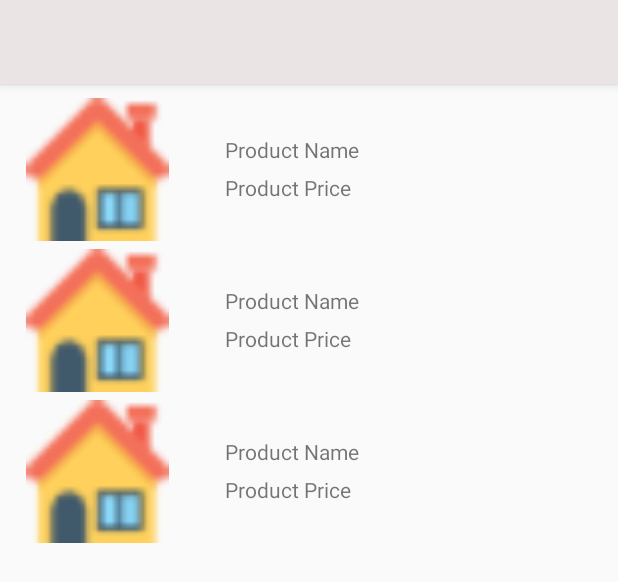
After one commit to aniketbote/food-grain-app, an Android app: the layout activity_itemlist.xml on its own in the app's theme, with its tools: preview values and no code run, on a phone screen of 412 x 824 dp. The commit adds this screen. Shown: the top 582 px of the screen. Run offline under Robolectric (Android 15) with nearby library versions, the phone set to English and light mode, and no system bars; Roboto replaces fonts that are not available here.

Commit message:
Recycler View Added

```diff
--- a/FF/app/src/main/java/com/example/farmfresh/IndexActivity.kt
+++ b/FF/app/src/main/java/com/example/farmfresh/IndexActivity.kt
@@ -54,9 +54,9 @@ class IndexActivity : AppCompatActivity(),NavigationView.OnNavigationItemSelecte
         Log.d("IndexActivity","Image Loaded On Nav Bar")
 
 
-        val allDataObj = intent.getSerializableExtra("dataObj") as InitData
+        val allDataObj = intent.getSerializableExtra("dataObj") as AllData
         featureImageList = allDataObj.featureList
-        val exoticVegetable = allDataObj.finalList[0].getValue("Name")
+        val exoticVegetable = allDataObj.itemList[0].name
         val count = allDataObj.totalHashMap.getValue("Exotic_Vegetables")
         Log.d("IndexActivity","${featureImageList[0]}")
         Log.d("IndexActivity","${exoticVegetable}")
--- a/FF/app/src/main/java/com/example/farmfresh/LoadingActivity.kt
+++ b/FF/app/src/main/java/com/example/farmfresh/LoadingActivity.kt
@@ -78,7 +78,7 @@ class LoadingActivity : AppCompatActivity() {
                                     }
 
                                     Log.d("LoadingActivity","Creating dataObj")
-                                    val dataObj = InitData(featureList, finalList, totalHashMap)
+                                    val dataObj = AllData(finalList, totalHashMap, featureList)
                                     val indexIntent = Intent(this@LoadingActivity, IndexActivity::class.java)
                                     indexIntent.putExtra("dataObj", dataObj)
                                     Log.d("LoadingActivity", "User Logged In : Starting IndexActivity")
@@ -93,6 +93,3 @@ class LoadingActivity : AppCompatActivity() {
         }
     }
 }
-
-
-class InitData(val featureList: List<String>, val finalList: List<HashMap<String,String>>, val totalHashMap: HashMap<String, String>) : Serializable
--- a/FF/app/src/main/res/layout/activity_exoticfruit.xml
+++ /dev/null
@@ -1,6 +0,0 @@
-<?xml version="1.0" encoding="utf-8"?>
-<androidx.constraintlayout.widget.ConstraintLayout
-    xmlns:android="http://schemas.android.com/apk/res/android" android:layout_width="match_parent"
-    android:layout_height="match_parent">
-
-</androidx.constraintlayout.widget.ConstraintLayout>
--- a/FF/app/src/main/res/layout/activity_exoticvegetable.xml
+++ /dev/null
@@ -1,6 +0,0 @@
-<?xml version="1.0" encoding="utf-8"?>
-<androidx.constraintlayout.widget.ConstraintLayout
-    xmlns:android="http://schemas.android.com/apk/res/android" android:layout_width="match_parent"
-    android:layout_height="match_parent">
-
-</androidx.constraintlayout.widget.ConstraintLayout>
--- a/FF/app/src/main/res/layout/activity_foodgrain.xml
+++ /dev/null
@@ -1,6 +0,0 @@
-<?xml version="1.0" encoding="utf-8"?>
-<androidx.constraintlayout.widget.ConstraintLayout
-    xmlns:android="http://schemas.android.com/apk/res/android" android:layout_width="match_parent"
-    android:layout_height="match_parent">
-
-</androidx.constraintlayout.widget.ConstraintLayout>
--- a/FF/app/src/main/res/layout/activity_fruit.xml
+++ /dev/null
@@ -1,6 +0,0 @@
-<?xml version="1.0" encoding="utf-8"?>
-<androidx.constraintlayout.widget.ConstraintLayout
-    xmlns:android="http://schemas.android.com/apk/res/android" android:layout_width="match_parent"
-    android:layout_height="match_parent">
-
-</androidx.constraintlayout.widget.ConstraintLayout>
--- /dev/null
+++ b/FF/app/src/main/res/layout/activity_item.xml
@@ -0,0 +1,42 @@
+<?xml version="1.0" encoding="utf-8"?>
+<RelativeLayout
+    xmlns:android="http://schemas.android.com/apk/res/android"
+    xmlns:app="http://schemas.android.com/apk/res-auto"
+    xmlns:tools="http://schemas.android.com/tools"
+    android:layout_width="match_parent"
+    android:layout_height="wrap_content"
+    android:orientation="horizontal">
+
+
+    <ImageView
+        android:id="@+id/product_image"
+        android:layout_width="110dp"
+        android:layout_height="95dp"
+        android:layout_marginLeft="10sp"
+        android:layout_marginTop="5sp"
+        android:src="@drawable/home"
+        app:layout_constraintBottom_toBottomOf="parent"
+        app:layout_constraintEnd_toEndOf="parent"
+        app:layout_constraintHorizontal_bias="0.084"
+        app:layout_constraintStart_toStartOf="parent"
+        app:layout_constraintTop_toTopOf="parent"
+        app:layout_constraintVertical_bias="0.127"
+        tools:ignore="MissingConstraints" />
+    <TextView
+        android:layout_width="wrap_content"
+        android:layout_height="20sp"
+        android:id="@+id/product_name"
+        android:layout_marginLeft="150sp"
+        android:layout_marginTop="30sp"
+        android:text="Product Name"/>
+
+    <TextView
+        android:layout_width="wrap_content"
+        android:layout_height="20sp"
+        android:id="@+id/product_price"
+        android:layout_marginLeft="150sp"
+        android:layout_marginTop="55sp"
+        android:text="Product Price"/>
+
+
+</RelativeLayout>
--- /dev/null
+++ b/FF/app/src/main/res/layout/activity_itemlist.xml
@@ -0,0 +1,24 @@
+<?xml version="1.0" encoding="utf-8"?>
+<androidx.constraintlayout.widget.ConstraintLayout xmlns:android="http://schemas.android.com/apk/res/android"
+    android:layout_width="match_parent"
+    android:layout_height="match_parent"
+    xmlns:app="http://schemas.android.com/apk/res-auto"
+    xmlns:tools="http://schemas.android.com/tools">
+    <include
+        android:layout_width="match_parent"
+        android:layout_height="match_parent"
+        layout="@layout/activity_toolbar"/>
+
+
+    <androidx.recyclerview.widget.RecyclerView
+        android:layout_marginTop="60sp"
+        android:id="@+id/recycleview"
+        app:layout_constraintLeft_toLeftOf="parent"
+        app:layout_constraintRight_toRightOf="parent"
+        app:layout_constraintBottom_toBottomOf="parent"
+        app:layout_constraintTop_toTopOf="parent"
+        android:layout_width="0sp"
+        android:layout_height="0sp"
+        tools:listitem="@layout/activity_item"/>
+
+</androidx.constraintlayout.widget.ConstraintLayout>
--- a/FF/app/src/main/res/layout/activity_vegetable.xml
+++ /dev/null
@@ -1,6 +0,0 @@
-<?xml version="1.0" encoding="utf-8"?>
-<androidx.constraintlayout.widget.ConstraintLayout
-    xmlns:android="http://schemas.android.com/apk/res/android" android:layout_width="match_parent"
-    android:layout_height="match_parent">
-
-</androidx.constraintlayout.widget.ConstraintLayout>
```
Also changed, not shown: FF/app/src/main/java/com/example/farmfresh/ExoticFruitActivity.kt (+11 -2 lines), FF/app/src/main/java/com/example/farmfresh/ExoticVegetableActivity.kt (+9 -2 lines), FF/app/src/main/java/com/example/farmfresh/FoodGrainActivity.kt (+9 -2 lines), FF/app/src/main/java/com/example/farmfresh/FruitActivity.kt (+9 -2 lines), FF/app/src/main/java/com/example/farmfresh/HelperUtils.kt (+32 -12 lines), FF/app/src/main/java/com/example/farmfresh/ProductAdapter.kt (added, +35 -0 lines), FF/app/src/main/java/com/example/farmfresh/VegetableActivity.kt (+9 -2 lines).
